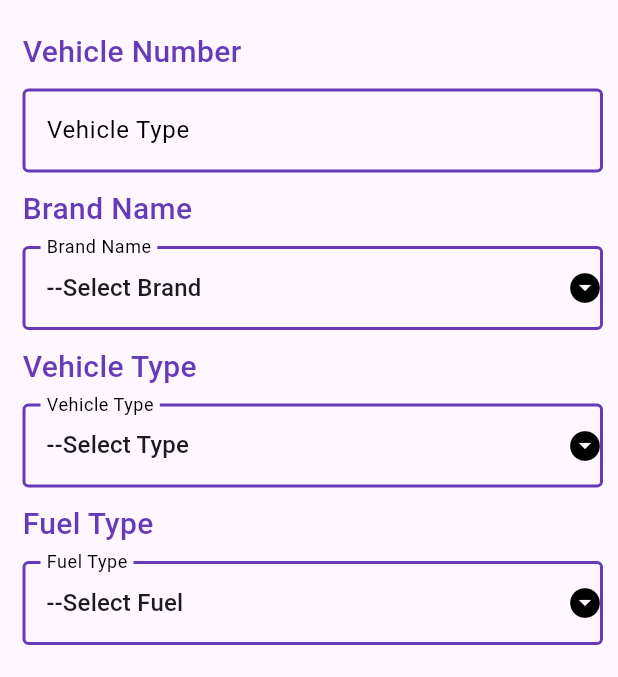
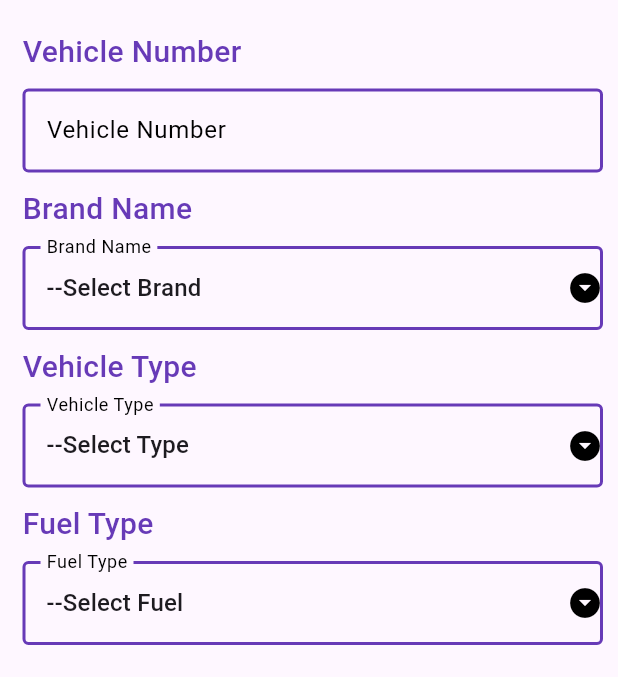
Before and after one commit to adit6195/Vehicle-Repository, a Flutter app: the VehicleRegistration screen opened directly, on a phone screen of 412 x 824 dp, the part 84-761 px from its top. Run offline on Flutter 3.47's test engine with Material 3 defaults, Android fonts, the phone set to English and light mode, and no system bars.

Commit message:
mistype change

```diff
--- a/lib/new.dart
+++ b/lib/new.dart
@@ -93,7 +93,7 @@ class _VehicleRegistrationState extends State<VehicleRegistration> {
                       return null;
                     },
                     decoration: const InputDecoration(
-                      label: Text("Vehicle Type"),
+                      label: Text("Vehicle Number"),
                       // border: OutlineInputBorder(),
                       labelStyle: TextStyle(color: Colors.black),
                       enabledBorder: OutlineInputBorder(
```
